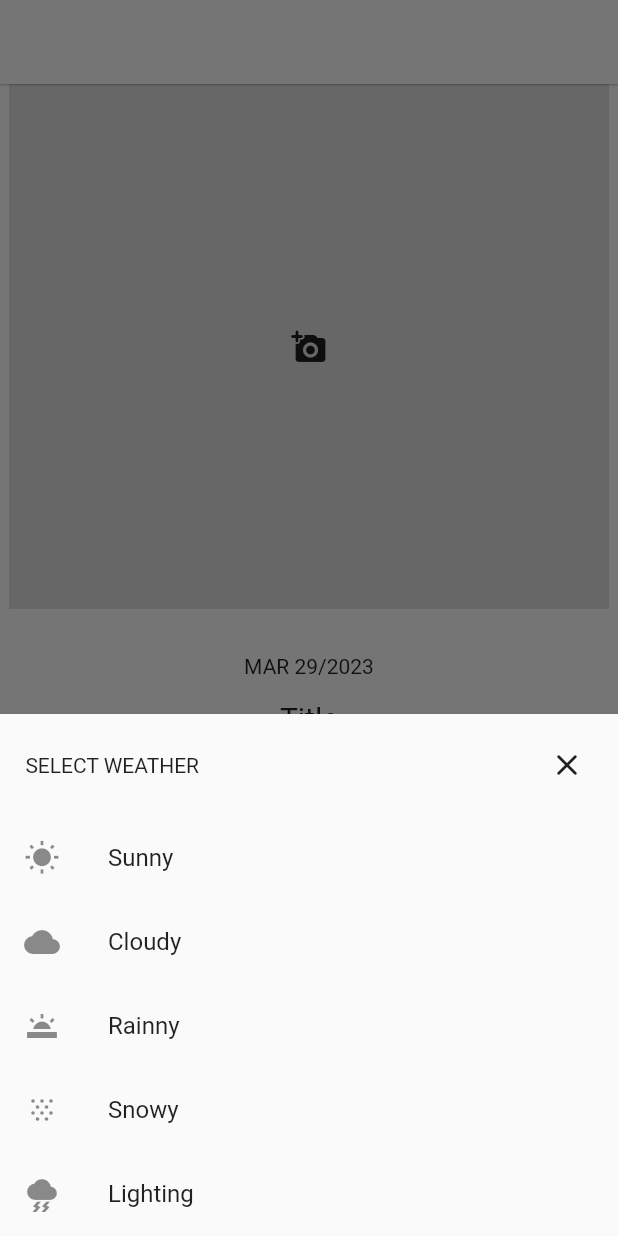
After one commit to bingba2022/diary_app, a Flutter app: the AddPage screen opened directly, after a tap on the "sunny" icon, on a phone screen of 412 x 824 dp. The commit adds this screen. Run offline on Flutter 3.47's test engine with Material 2 defaults, Android fonts, the phone set to English and light mode, and no system bars.

Commit message:
created add diary page

```diff
--- a/lib/main.dart
+++ b/lib/main.dart
@@ -1,6 +1,6 @@
 import 'package:flutter/material.dart';
 import 'package:flutter/services.dart'; // 상단바(회색)없애기
-import 'home_page.dart';
+import 'screens/home_page.dart';
 
 void main() {
   SystemChrome.setSystemUIOverlayStyle(const SystemUiOverlayStyle(
--- /dev/null
+++ b/lib/screens/add_page.dart
@@ -0,0 +1,124 @@
+import 'package:flutter/material.dart';
+import 'package:intl/intl.dart';
+
+class AddPage extends StatelessWidget {
+  const AddPage({super.key});
+
+  @override
+  Widget build(BuildContext context) {
+    DateTime now = DateTime.now();
+    String month = DateFormat("MMM").format(now).toUpperCase();
+    String day = now.day < 10 ? '0${now.day}' : '${now.day}';
+
+    return Scaffold(
+      appBar: AppBar(
+        backgroundColor: Colors.white,
+        elevation: 0.5,
+      ),
+      body: SingleChildScrollView(
+        child: Column(
+          children: [
+            Container(
+              color: Colors.grey.shade300,
+              height: 350,
+              width: 400,
+              child: const Icon(Icons.add_a_photo_rounded),
+            ),
+            const SizedBox(
+              height: 30,
+            ),
+            Text(
+              '$month $day/${now.year}',
+            ),
+            const SizedBox(
+              height: 15,
+            ),
+            const Text(
+              'Title',
+              style: TextStyle(
+                fontSize: 20,
+              ),
+            ),
+            const SizedBox(
+              height: 5,
+            ),
+            IconButton(
+              onPressed: () {
+                showModalBottomSheet(
+                  context: context,
+                  builder: (BuildContext context) {
+                    return Column(
+                      mainAxisSize: MainAxisSize.min,
+                      children: [
+                        Padding(
+                          padding: const EdgeInsets.symmetric(
+                            horizontal: 10,
+                            vertical: 10,
+                          ),
+                          child: Row(
+                            mainAxisAlignment: MainAxisAlignment.spaceBetween,
+                            children: [
+                              const Text('  SELECT WEATHER'),
+                              IconButton(
+                                  onPressed: () {},
+                                  icon: const Icon(Icons.close_rounded))
+                            ],
+                          ),
+                        ),
+                        ListTile(
+                          leading: const Icon(Icons.wb_sunny),
+                          title: const Text('Sunny'),
+                          onTap: () {
+                            Navigator.pop(context, Icon);
+                          },
+                        ),
+                        ListTile(
+                          leading: const Icon(Icons.cloud),
+                          title: const Text('Cloudy'),
+                          onTap: () {
+                            Navigator.pop(context, Icon);
+                          },
+                        ),
+                        ListTile(
+                          leading: const Icon(Icons.wb_twighlight),
+                          title: const Text('Rainny'),
+                          onTap: () {
+                            Navigator.pop(context, Icon);
+                          },
+                        ),
+                        ListTile(
+                          leading: const Icon(Icons.snowing),
+                          title: const Text('Snowy'),
+                          onTap: () {
+                            Navigator.pop(context, Icon);
+                          },
+                        ),
+                        ListTile(
+                          leading: const Icon(Icons.thunderstorm),
+                          title: const Text('Lighting'),
+                          onTap: () {
+                            Navigator.pop(context, Icon);
+                          },
+                        ),
+                      ],
+                    );
+                  },
+                ).then((value) {});
+              },
+              icon: const Icon(Icons.sunny),
+            ),
+            Padding(
+              padding: const EdgeInsets.symmetric(horizontal: 30, vertical: 20),
+              child: Align(
+                alignment: Alignment.centerLeft,
+                child: Container(
+                  child: const Text('Write your today...'),
+                ),
+              ),
+            )
+          ],
+        ),
+      ),
+    );
+  }
+}
--- a/lib/home_page.dart
+++ b/lib/screens/home_page.dart
@@ -1,3 +1,4 @@
+import 'package:diary_app/screens/add_page.dart';
 import 'package:diary_app/widgets/back_view.dart';
 import 'package:diary_app/widgets/front_view.dart';
 import 'package:flutter/material.dart';
@@ -37,7 +38,7 @@ class _HomePageState extends State<HomePage> with TickerProviderStateMixin {
 
     now = DateTime.now();
     day = now.day < 10 ? '0${now.day}' : '${now.day}';
-    month = DateFormat("MMM").format(DateTime.now()).toUpperCase();
+    month = DateFormat("MMM").format(now).toUpperCase();
   }
 
   @override
@@ -185,7 +186,14 @@ class _HomePageState extends State<HomePage> with TickerProviderStateMixin {
                   ),
                   const Spacer(), // 공간 만들어 줌
                   // edit button
-                  Container(
+                  GestureDetector(
+                    onTap: () {
+                      Navigator.push(
+                          context,
+                          MaterialPageRoute(
+                              builder: (context) => const AddPage()));
+                    },
+                    child: Container(
                       width: 50.0,
                       height: 50.0,
                       decoration: const BoxDecoration(
@@ -195,6 +203,7 @@ class _HomePageState extends State<HomePage> with TickerProviderStateMixin {
                       child: const Icon(
                         Icons.edit_outlined,
                         color: Colors.white,
+                      ),
                     ),
                   ),
                   const SizedBox(
--- a/lib/widgets/back_view.dart
+++ b/lib/widgets/back_view.dart
@@ -1,5 +1,5 @@
 // ignore_for_file: public_member_api_docs, sort_constructors_first
-import 'package:diary_app/calendar.dart';
+import 'package:diary_app/widgets/calendar.dart';
 import 'package:flutter/material.dart';
 
 class BackView extends StatelessWidget {
```
Also changed, not shown: lib/widgets/calendar.dart (renamed from lib/calendar.dart). Lines whose indentation alone changed are shown as unchanged.
